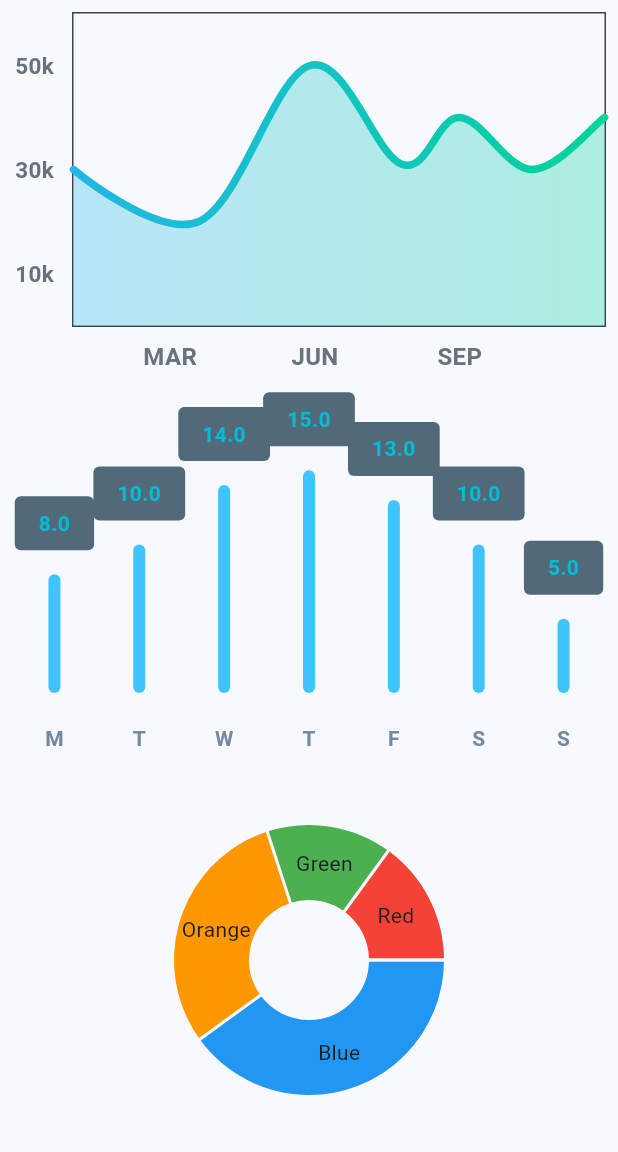
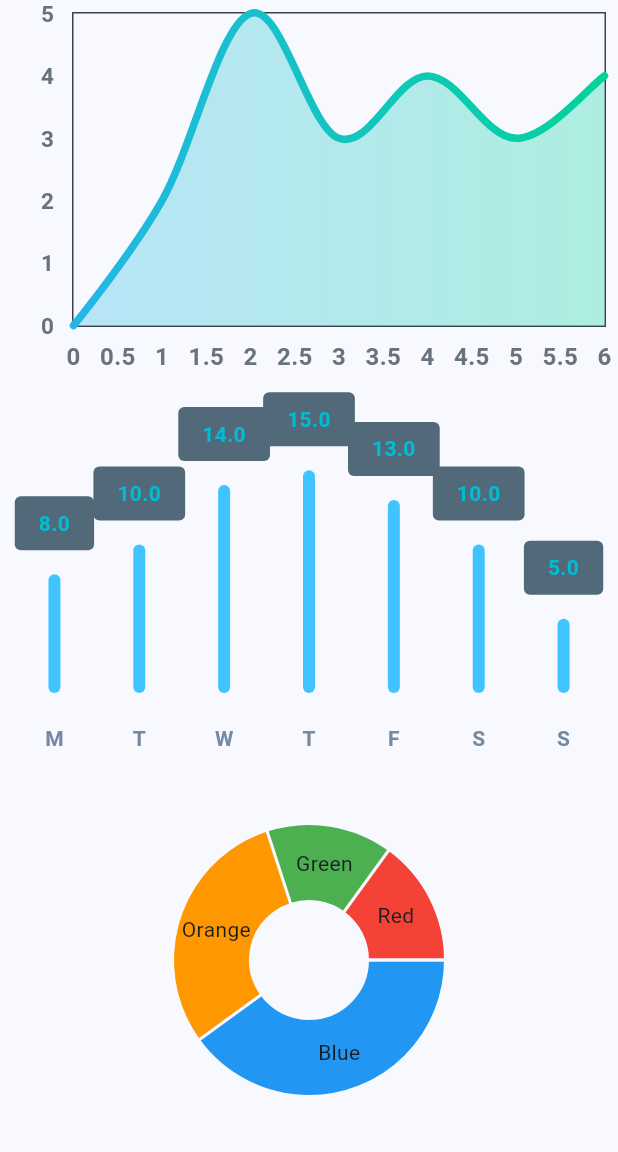
Before and after one commit to tzupingchenwork/flutter_chart, a Flutter app: the screen it shows after launch, on a phone screen of 412 x 824 dp, the part 84-1236 px from its top. Run offline on Flutter 3.47's test engine with Material 3 defaults, Android fonts, the phone set to English and light mode, and no system bars; drawn by our look-alikes of fl_chart.

Commit message:
Add example JSON data to LineChartWidget

```diff
--- a/lib/main.dart
+++ b/lib/main.dart
@@ -1,3 +1,6 @@
+import 'dart:convert';
+import 'dart:math';
+
 import 'package:flutter/material.dart';
 import 'package:fl_chart/fl_chart.dart';
 
@@ -29,6 +32,18 @@ class MyHomePage extends StatefulWidget {
   State<MyHomePage> createState() => _MyHomePageState();
 }
 
+const String exampleJsonData = '''
+[
+  {"x": 0, "y": 0},
+  {"x": 1, "y": 2},
+  {"x": 2, "y": 5},
+  {"x": 3, "y": 3},
+  {"x": 4, "y": 4},
+  {"x": 5, "y": 3},
+  {"x": 6, "y": 4}
+]
+''';
+
 class _MyHomePageState extends State<MyHomePage> {
   @override
   Widget build(BuildContext context) {
@@ -44,7 +59,7 @@ class _MyHomePageState extends State<MyHomePage> {
             Expanded(
               child: Padding(
                 padding: EdgeInsets.all(8.0),
-                child: LineChartWidget(),
+                child: LineChartWidget(jsonData: exampleJsonData),
               ),
             ),
             Expanded(
@@ -72,29 +87,86 @@ List<Color> gradientColors = [
 ];
 
 class LineChartWidget extends StatelessWidget {
-  const LineChartWidget({super.key});
+  final String jsonData;
+
+  const LineChartWidget({super.key, required this.jsonData});
 
   @override
   Widget build(BuildContext context) {
+    // 解析JSON數據
+    var data = jsonDecode(jsonData);
+    var lineBarsData = _convertJsonToLineBarsData(data);
+    // 計算minX, maxX, minY, maxY
+    double minX =
+        lineBarsData.isNotEmpty ? lineBarsData.first.spots.first.x : 0;
+    double maxX = minX;
+    double minY =
+        lineBarsData.isNotEmpty ? lineBarsData.first.spots.first.y : 0;
+    double maxY = minY;
+
+    for (var barData in lineBarsData) {
+      for (var spot in barData.spots) {
+        minX = min(minX, spot.x);
+        maxX = max(maxX, spot.x);
+        minY = min(minY, spot.y);
+        maxY = max(maxY, spot.y);
+      }
+    }
+
     return LineChart(
       LineChartData(
-        gridData: FlGridData(
+        gridData: _buildGridData(),
+        titlesData: _buildTitlesData(),
+        borderData: _buildBorderData(),
+        minX: minX,
+        maxX: maxX,
+        minY: minY,
+        maxY: maxY,
+        lineBarsData: lineBarsData,
+      ),
+    );
+  }
+
+  // 將JSON數據轉換為LineChart所需的格式
+  List<LineChartBarData> _convertJsonToLineBarsData(dynamic data) {
+    List<FlSpot> spots = [];
+    for (var record in data) {
+      double x = record['x'].toDouble();
+      double y = record['y'].toDouble();
+      spots.add(FlSpot(x, y));
+    }
+
+    return [
+      LineChartBarData(
+        spots: spots,
+        isCurved: true,
+        colors: gradientColors, // 確保gradientColors已定義
+        barWidth: 5,
+        isStrokeCapRound: true,
+        dotData: FlDotData(show: false),
+        belowBarData: BarAreaData(
+          show: true,
+          colors:
+              gradientColors.map((color) => color.withOpacity(0.3)).toList(),
+        ),
+      ),
+    ];
+  }
+
+  FlGridData _buildGridData() => FlGridData(
         show: false,
         drawVerticalLine: true,
-          getDrawingHorizontalLine: (value) {
-            return FlLine(
+        getDrawingHorizontalLine: (value) => FlLine(
           color: const Color(0xff37434d),
           strokeWidth: 1,
-            );
-          },
-          getDrawingVerticalLine: (value) {
-            return FlLine(
+        ),
+        getDrawingVerticalLine: (value) => FlLine(
           color: const Color(0xff37434d),
           strokeWidth: 1,
+        ),
       );
-          },
-        ),
-        titlesData: FlTitlesData(
+
+  FlTitlesData _buildTitlesData() => FlTitlesData(
         show: true,
         bottomTitles: SideTitles(
           showTitles: true,
@@ -104,17 +176,6 @@ class LineChartWidget extends StatelessWidget {
             fontWeight: FontWeight.bold,
             fontSize: 16,
           ),
-            getTitles: (value) {
-              switch (value.toInt()) {
-                case 2:
-                  return 'MAR';
-                case 5:
-                  return 'JUN';
-                case 8:
-                  return 'SEP';
-              }
-              return '';
-            },
           margin: 8,
         ),
         leftTitles: SideTitles(
@@ -124,58 +185,15 @@ class LineChartWidget extends StatelessWidget {
             fontWeight: FontWeight.bold,
             fontSize: 15,
           ),
-            getTitles: (value) {
-              switch (value.toInt()) {
-                case 1:
-                  return '10k';
-                case 3:
-                  return '30k';
-                case 5:
-                  return '50k';
-              }
-              return '';
-            },
           reservedSize: 28,
           margin: 12,
         ),
-        ),
-        borderData: FlBorderData(
+      );
+
+  FlBorderData _buildBorderData() => FlBorderData(
         show: true,
         border: Border.all(color: const Color(0xff37434d), width: 1),
-        ),
-        minX: 0,
-        maxX: 11,
-        minY: 0,
-        maxY: 6,
-        lineBarsData: [
-          LineChartBarData(
-            spots: [
-              FlSpot(0, 3),
-              FlSpot(2.6, 2),
-              FlSpot(4.9, 5),
-              FlSpot(6.8, 3.1),
-              FlSpot(8, 4),
-              FlSpot(9.5, 3),
-              FlSpot(11, 4),
-            ],
-            isCurved: true,
-            colors: gradientColors,
-            barWidth: 5,
-            isStrokeCapRound: true,
-            dotData: FlDotData(
-              show: false,
-            ),
-            belowBarData: BarAreaData(
-              show: true,
-              colors: gradientColors
-                  .map((color) => color.withOpacity(0.3))
-                  .toList(),
-            ),
-          ),
-        ],
-      ),
       );
-  }
 }
 
 class BarChartWidget extends StatelessWidget {
```
Lines whose indentation alone changed are shown as unchanged.
